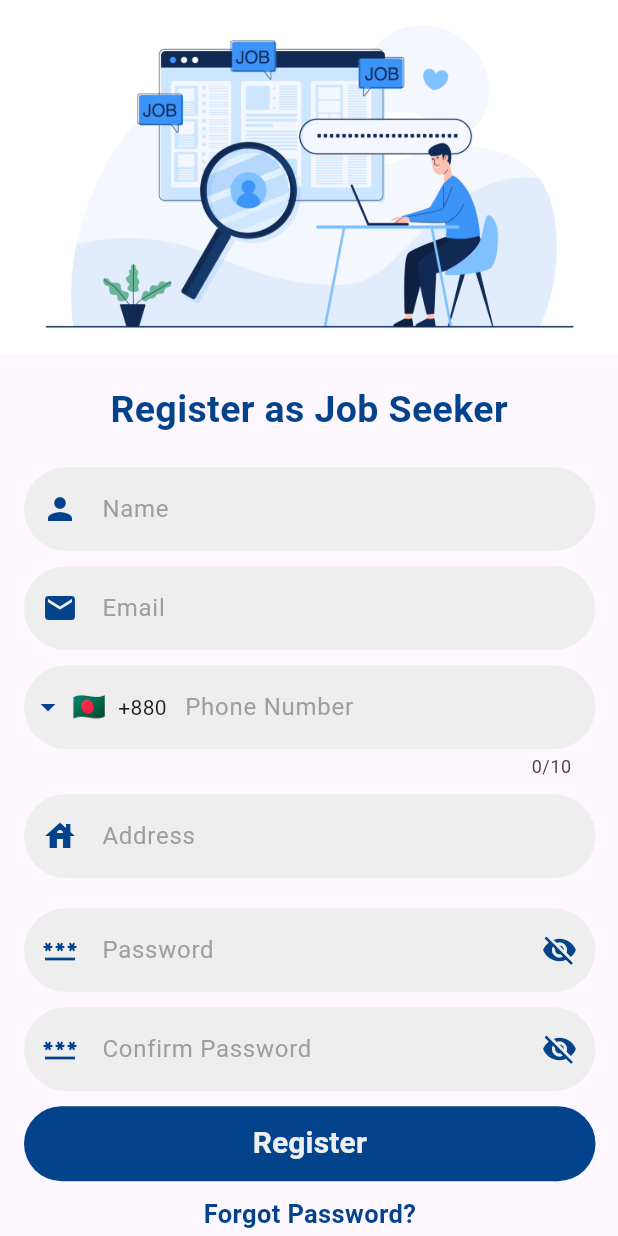
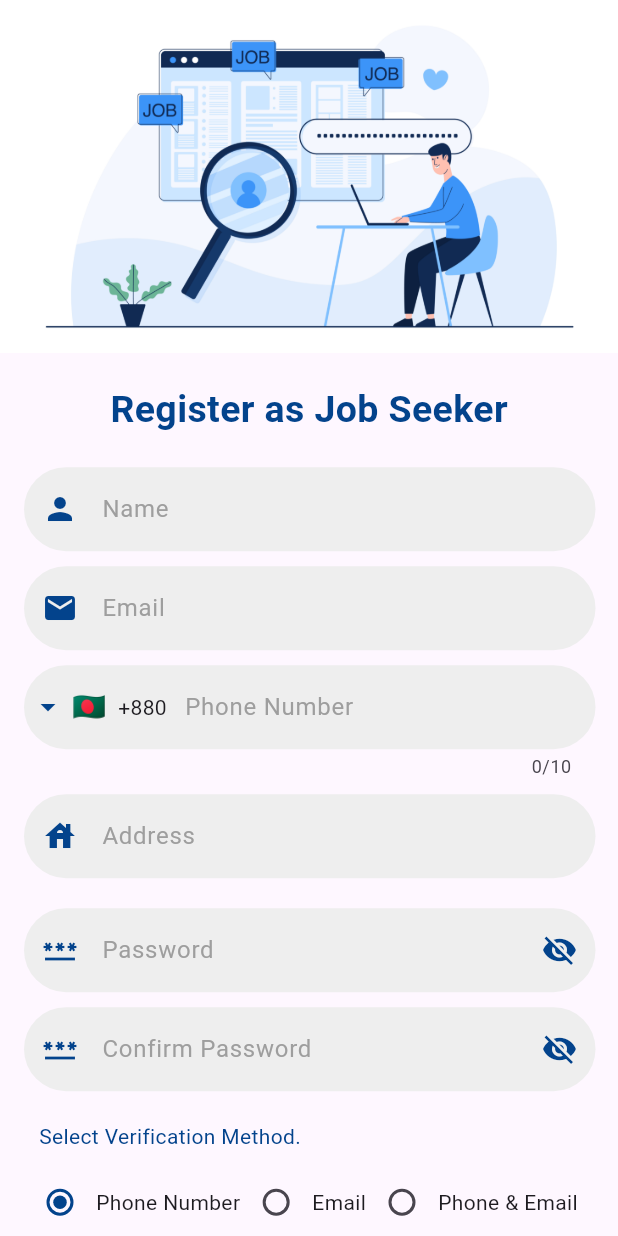
Before and after one commit to Mosaidur/Job-Skeers, a Flutter app: the JobSeekerRegisterScreen screen opened directly, on a phone screen of 412 x 824 dp. Run offline on Flutter 3.47's test engine with Material 3 defaults, Android fonts, the phone set to English and light mode, and no system bars; drawn by our look-alikes of intl_phone_field; our stand-ins replace email_validator.

Commit message:
2nd commite

```diff
--- a/jobskeers/lib/Job_Seeker/JobSeekerRegister.dart
+++ b/jobskeers/lib/Job_Seeker/JobSeekerRegister.dart
@@ -5,10 +5,14 @@ import 'package:flutter/services.dart';
 //import 'package:fluttertoast/fluttertoast.dart';
 import 'package:intl_phone_field/intl_phone_field.dart';
 
+import 'Widgets/Verification_Redio_button.dart';
+
 
 
 class JobSeekerRegisterScreen extends StatefulWidget {
-  const JobSeekerRegisterScreen({super.key});
+   JobSeekerRegisterScreen({super.key});
+
+   //String select;
 
   @override
   State<JobSeekerRegisterScreen> createState() => _JobSeekerRegisterScreenState();
@@ -26,6 +30,8 @@ class _JobSeekerRegisterScreenState extends State<JobSeekerRegisterScreen> {
   bool _passwordVisible = false;
   bool _ConfirmpasswordVisible = false;
 
+  late String select;
+
 
   // declare a GlobalKey
   final _formkey = GlobalKey<FormState>();
@@ -42,6 +48,8 @@ class _JobSeekerRegisterScreenState extends State<JobSeekerRegisterScreen> {
   //   );
   //
   // }
+
+
 
 
 
@@ -81,8 +89,8 @@ class _JobSeekerRegisterScreenState extends State<JobSeekerRegisterScreen> {
                       Form(
                         key: _formkey,
                         child: Column(
-                          mainAxisAlignment: MainAxisAlignment.center,
-                          crossAxisAlignment: CrossAxisAlignment.center,
+                          //mainAxisAlignment: MainAxisAlignment.center,
+                          //crossAxisAlignment: CrossAxisAlignment.center,
                           children: [
 
                             //Name form field
@@ -152,9 +160,9 @@ class _JobSeekerRegisterScreenState extends State<JobSeekerRegisterScreen> {
                                   if (text == null || text.isEmpty){
                                     return "Email can't be empty";
                                   }
-                                  // if(EmailValidator.validate(text)==true){
-                                  //   return null;
-                                  // }
+                                  if(EmailValidator.validate(text)==true){
+                                    return null;
+                                  }
                                   if (text.length<2){
                                     return "Please enter a valid email";
                                   }
@@ -354,6 +362,27 @@ class _JobSeekerRegisterScreenState extends State<JobSeekerRegisterScreen> {
 
                             SizedBox(height: 10,),
 
+
+                            // Verification method select
+
+                            Column(
+                              crossAxisAlignment: CrossAxisAlignment.start,
+                              children: [
+                                Padding(
+                                  padding: const EdgeInsets.all(10.0),
+                                  child: Text(
+                                    "Select Verification Method.",
+                                  style: TextStyle(
+                                    color: Color(0xff03438C)
+                                  ),
+                                  ),
+                                ),
+
+                                Radio_Button(select: 'Phone Number'),
+                              ],
+                            ),
+
+
                             ElevatedButton(
                               style: ElevatedButton.styleFrom(
                                   primary: Color(0xff03438C),
@@ -427,4 +456,26 @@ class _JobSeekerRegisterScreenState extends State<JobSeekerRegisterScreen> {
       ),
     );
   }
+
+  // Row addRadioButton(int btnValue, String title) {
+  //   return Row(
+  //     mainAxisAlignment: MainAxisAlignment.start,
+  //     children: <Widget>[
+  //       Radio(
+  //         activeColor: Theme.of(context).primaryColor,
+  //         value: Select_veri_Method [btnValue],
+  //         groupValue: widget.select,
+  //         onChanged: (value) {
+  //           setState(() {
+  //             print(value);
+  //             widget.select = value.toString();
+  //           });
+  //         },
+  //       ),
+  //       Text(title),
+  //     ],
+  //   );
+  // }
+
+
 }
--- /dev/null
+++ b/jobskeers/lib/Job_Seeker/Widgets/Verification_Redio_button.dart
@@ -0,0 +1,45 @@
+import 'package:flutter/material.dart';
+
+class Radio_Button extends StatefulWidget {
+  String select;
+
+  Radio_Button({required this.select});
+
+  @override
+  _Radio_ButtonState createState() => _Radio_ButtonState();
+}
+
+class _Radio_ButtonState extends State<Radio_Button> {
+  List<String> gender = ["Phone Number", "Email", "Phone & Email"];
+
+  @override
+  Widget build(BuildContext context) {
+    return Row(
+      children: <Widget>[
+        addRadioButton(0, 'Phone Number'),
+        addRadioButton(1, 'Email'),
+        addRadioButton(2, 'Phone & Email'),
+      ],
+    );
+  }
+
+  Row addRadioButton(int btnValue, String title) {
+    return Row(
+      mainAxisAlignment: MainAxisAlignment.start,
+      children: <Widget>[
+        Radio(
+          activeColor: Color(0xff03438C),
+          value: gender[btnValue],
+          groupValue: widget.select,
+          onChanged: (value) {
+            setState(() {
+              print(value);
+              widget.select = value.toString();
+            });
+          },
+        ),
+        Text(title),
+      ],
+    );
+  }
+}
--- a/jobskeers/lib/main.dart
+++ b/jobskeers/lib/main.dart
@@ -24,7 +24,8 @@ class MyApp extends StatelessWidget {
         colorScheme: ColorScheme.fromSeed(seedColor: Colors.deepPurple),
         useMaterial3: true,
       ),
-      home: JobSeekerForgetPassScreen(),
+      //home: JobSeekerForgetPassScreen(),
+      home : JobSeekerRegisterScreen(),
     );
   }
 }
```
